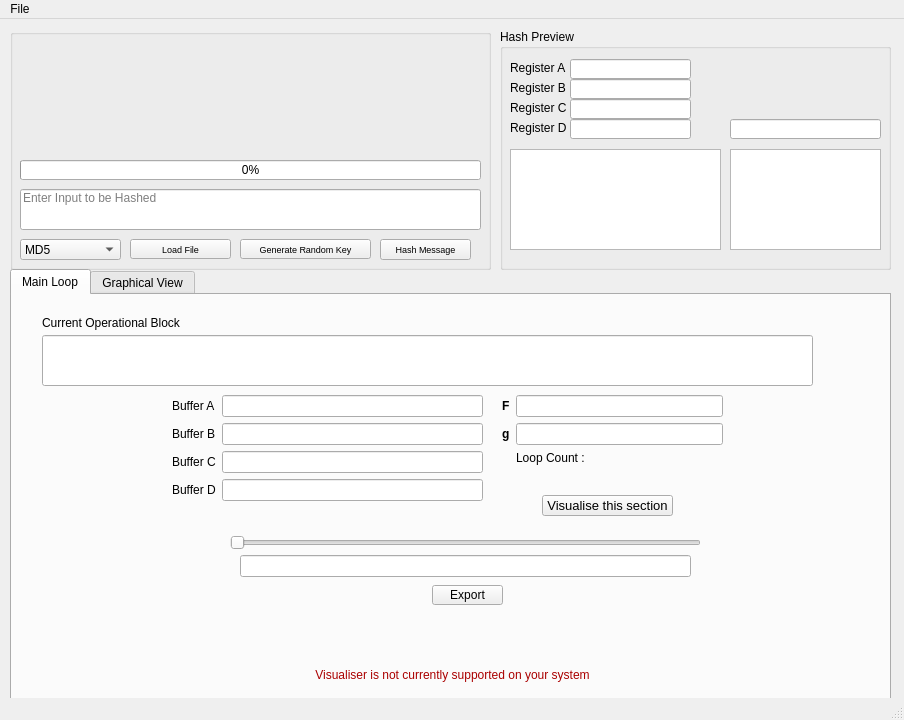
This is mainwindow.ui in euandmj/Hash-Function-Visualiser as Qt 5 draws it before an edit. The edited form follows.
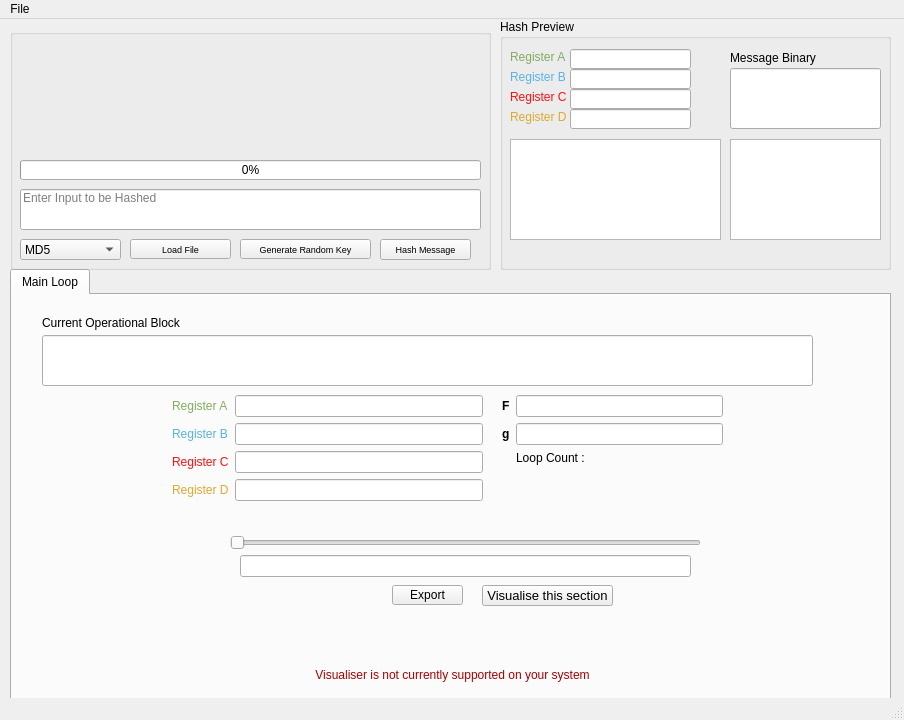
This is the edited form.

Commit message: sync ui colors. fixed crashes. can kill child processes + added menu bar

Diff of the .ui file:
```diff
--- a/mainwindow.ui
+++ b/mainwindow.ui
@@ -188,9 +188,9 @@
     <property name="geometry">
      <rect>
       <x>500</x>
-      <y>10</y>
+      <y>0</y>
       <width>391</width>
-      <height>241</height>
+      <height>251</height>
      </rect>
     </property>
     <layout class="QGridLayout" name="gridLayout_3">
@@ -209,11 +209,14 @@
         <property name="geometry">
          <rect>
           <x>230</x>
-          <y>90</y>
+          <y>49</y>
           <width>151</width>
-          <height>20</height>
+          <height>61</height>
          </rect>
         </property>
+        <property name="alignment">
+         <set>Qt::AlignLeading|Qt::AlignLeft|Qt::AlignTop</set>
+        </property>
         <property name="readOnly">
          <bool>true</bool>
         </property>
@@ -245,7 +248,7 @@
          <enum>QFrame::StyledPanel</enum>
         </property>
         <property name="verticalScrollBarPolicy">
-         <enum>Qt::ScrollBarAlwaysOff</enum>
+         <enum>Qt::ScrollBarAsNeeded</enum>
         </property>
         <property name="horizontalScrollBarPolicy">
          <enum>Qt::ScrollBarAlwaysOff</enum>
@@ -286,7 +289,7 @@
          </rect>
         </property>
         <property name="text">
-         <string>Register A</string>
+         <string>&lt;html&gt;&lt;head/&gt;&lt;body&gt;&lt;p&gt;&lt;span style=&quot; color:#83ac60;&quot;&gt;Register A&lt;/span&gt;&lt;/p&gt;&lt;/body&gt;&lt;/html&gt;</string>
         </property>
        </widget>
        <widget class="QLabel" name="label_17">
@@ -299,7 +302,7 @@
          </rect>
         </property>
         <property name="text">
-         <string>Register B</string>
+         <string>&lt;html&gt;&lt;head/&gt;&lt;body&gt;&lt;p&gt;&lt;span style=&quot; color:#58b4e2;&quot;&gt;Register B&lt;/span&gt;&lt;/p&gt;&lt;/body&gt;&lt;/html&gt;</string>
         </property>
        </widget>
        <widget class="QLabel" name="label_18">
@@ -312,7 +315,7 @@
          </rect>
         </property>
         <property name="text">
-         <string>Register D</string>
+         <string>&lt;html&gt;&lt;head/&gt;&lt;body&gt;&lt;p&gt;&lt;span style=&quot; color:#dbaa2f;&quot;&gt;Register D&lt;/span&gt;&lt;/p&gt;&lt;/body&gt;&lt;/html&gt;</string>
         </property>
        </widget>
        <widget class="QLabel" name="label_19">
@@ -325,7 +328,7 @@
          </rect>
         </property>
         <property name="text">
-         <string>Register C</string>
+         <string>&lt;html&gt;&lt;head/&gt;&lt;body&gt;&lt;p&gt;&lt;span style=&quot; color:#ff1111;&quot;&gt;Register C&lt;/span&gt;&lt;/p&gt;&lt;/body&gt;&lt;/html&gt;</string>
         </property>
        </widget>
        <widget class="QLineEdit" name="regAText">
@@ -380,6 +383,19 @@
          <bool>true</bool>
         </property>
        </widget>
+       <widget class="QLabel" name="label_20">
+        <property name="geometry">
+         <rect>
+          <x>230</x>
+          <y>30</y>
+          <width>121</width>
+          <height>17</height>
+         </rect>
+        </property>
+        <property name="text">
+         <string>Message Binary</string>
+        </property>
+       </widget>
       </widget>
      </item>
     </layout>
@@ -396,6 +412,9 @@
     <layout class="QVBoxLayout" name="verticalLayout">
      <item>
       <widget class="QTabWidget" name="tabWidget">
+       <property name="tabPosition">
+        <enum>QTabWidget::North</enum>
+       </property>
        <property name="currentIndex">
         <number>0</number>
        </property>
@@ -412,29 +431,11 @@
            <height>271</height>
           </rect>
          </property>
-         <widget class="QPushButton" name="launchVisualiserButton">
-          <property name="geometry">
-           <rect>
-            <x>530</x>
-            <y>200</y>
-            <width>131</width>
-            <height>21</height>
-           </rect>
-          </property>
-          <property name="font">
-           <font>
-            <pointsize>10</pointsize>
-           </font>
-          </property>
-          <property name="text">
-           <string>Visualise this section</string>
-          </property>
-         </widget>
         </widget>
         <widget class="QPushButton" name="exportButton">
          <property name="geometry">
           <rect>
-           <x>420</x>
+           <x>380</x>
            <y>290</y>
            <width>71</width>
            <height>20</height>
@@ -590,14 +591,14 @@
           <item row="0" column="0">
            <widget class="QLabel" name="label_9">
             <property name="text">
-             <string>Buffer A</string>
+             <string>&lt;html&gt;&lt;head/&gt;&lt;body&gt;&lt;p&gt;&lt;span style=&quot; color:#83ac60;&quot;&gt;Register A&lt;/span&gt;&lt;/p&gt;&lt;/body&gt;&lt;/html&gt;</string>
             </property>
            </widget>
           </item>
           <item row="1" column="0">
            <widget class="QLabel" name="label_10">
             <property name="text">
-             <string>Buffer B</string>
+             <string>&lt;html&gt;&lt;head/&gt;&lt;body&gt;&lt;p&gt;&lt;span style=&quot; color:#58b4e2;&quot;&gt;Register B&lt;/span&gt;&lt;/p&gt;&lt;/body&gt;&lt;/html&gt;</string>
             </property>
            </widget>
           </item>
@@ -616,7 +617,7 @@
           <item row="2" column="0">
            <widget class="QLabel" name="label_11">
             <property name="text">
-             <string>Buffer C</string>
+             <string>&lt;html&gt;&lt;head/&gt;&lt;body&gt;&lt;p&gt;&lt;span style=&quot; color:#ff1111;&quot;&gt;Register C&lt;/span&gt;&lt;/p&gt;&lt;/body&gt;&lt;/html&gt;</string>
             </property>
            </widget>
           </item>
@@ -635,7 +636,7 @@
           <item row="3" column="0">
            <widget class="QLabel" name="label_12">
             <property name="text">
-             <string>Buffer D</string>
+             <string>&lt;html&gt;&lt;head/&gt;&lt;body&gt;&lt;p&gt;&lt;span style=&quot; color:#dbaa2f;&quot;&gt;Register D&lt;/span&gt;&lt;/p&gt;&lt;/body&gt;&lt;/html&gt;</string>
             </property>
            </widget>
           </item>
@@ -711,11 +712,24 @@
           <set>Qt::AlignCenter</set>
          </property>
         </widget>
-       </widget>
-       <widget class="QWidget" name="tab_2">
-        <attribute name="title">
-         <string>Graphical View</string>
-        </attribute>
+        <widget class="QPushButton" name="launchVisualiserButton">
+         <property name="geometry">
+          <rect>
+           <x>470</x>
+           <y>290</y>
+           <width>131</width>
+           <height>21</height>
+          </rect>
+         </property>
+         <property name="font">
+          <font>
+           <pointsize>10</pointsize>
+          </font>
+         </property>
+         <property name="text">
+          <string>Visualise this section</string>
+         </property>
+        </widget>
        </widget>
       </widget>
      </item>
```
Left out of the diff: 9 changed lines with no effect on the pictures. The commit also changes 9 other files.
